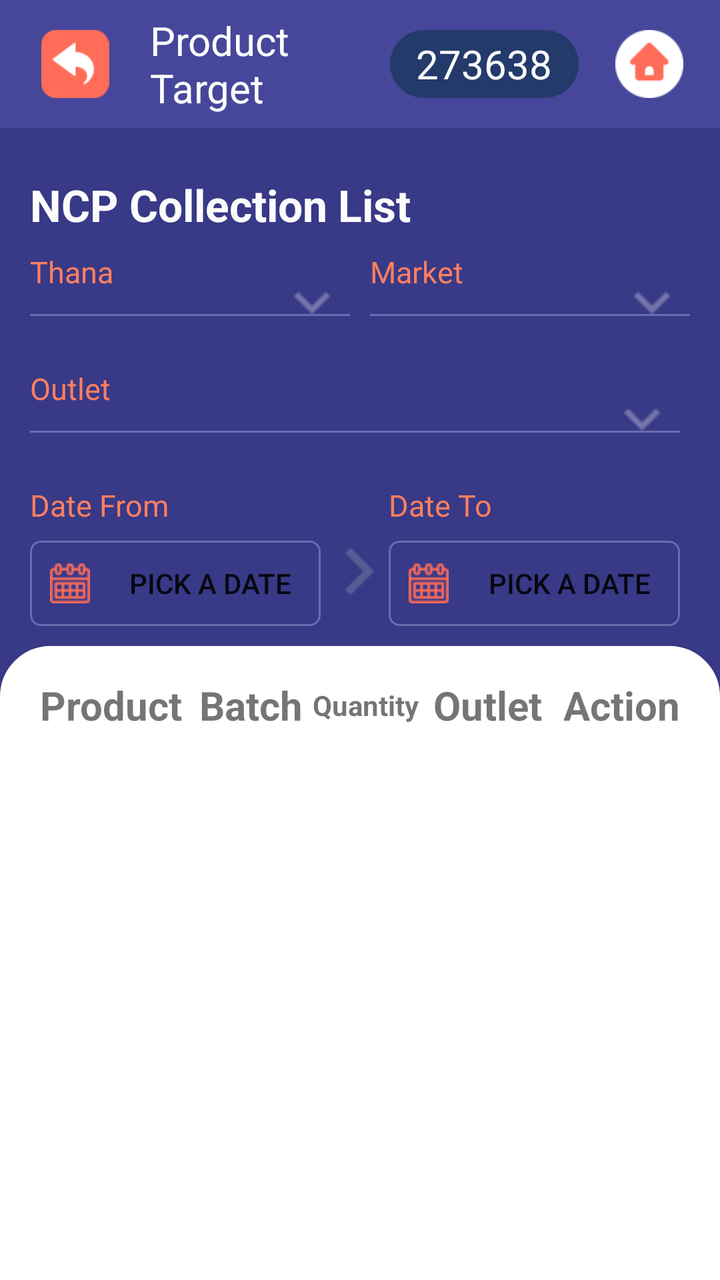
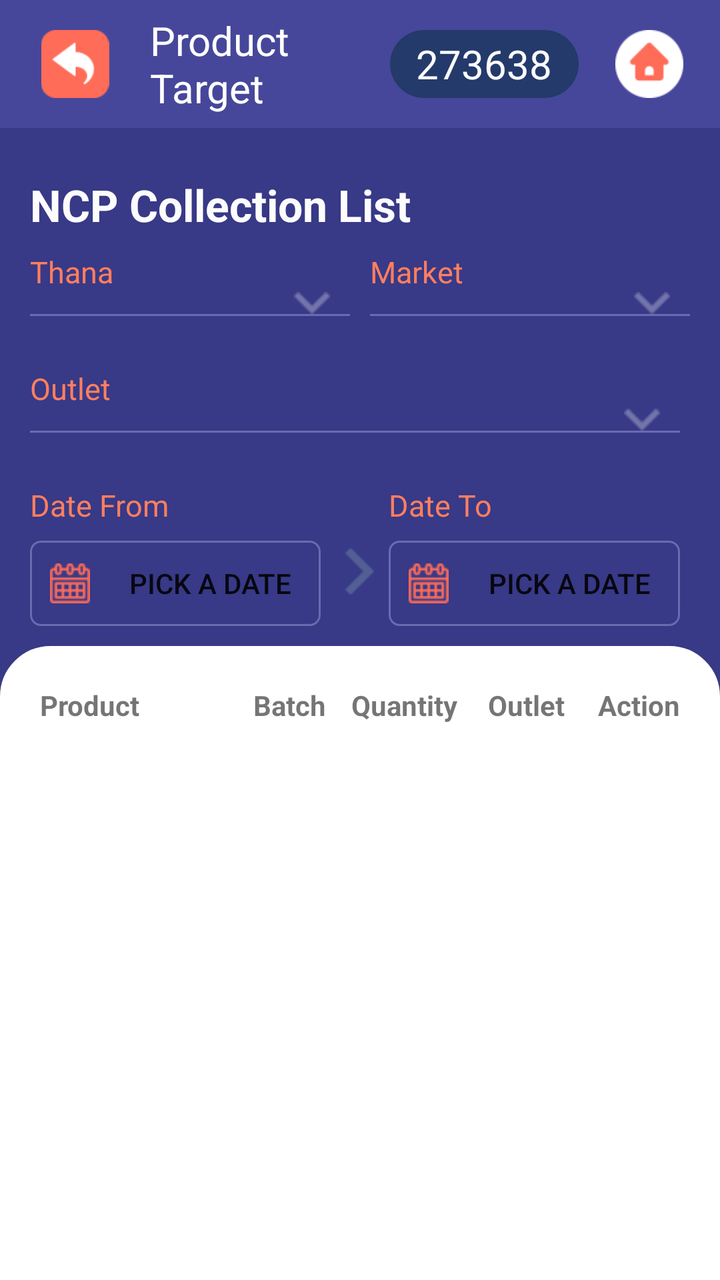

Two renders of the same Android screen: before a commit and after it. Below are the layout's source before the change and the commit's diff.
<!-- AndroidManifest.xml: application theme AppTheme -->
<!-- res/layout/activity_ncp_collection_list.xml -->
<?xml version="1.0" encoding="utf-8"?>
<LinearLayout xmlns:android="http://schemas.android.com/apk/res/android"
    xmlns:app="http://schemas.android.com/apk/res-auto"
    xmlns:tools="http://schemas.android.com/tools"
    android:layout_width="match_parent"
    android:layout_height="match_parent"
    android:weightSum="4"
    android:orientation="vertical"
    android:background="@color/new_outlet"
    tools:context=".NcpCollectionList">
    <LinearLayout
        android:layout_width="match_parent"
        android:layout_height="0dp"
        android:background="@color/secondary_color"
        android:weightSum="2"
        android:orientation="horizontal"
        android:layout_weight="0.4">
        <LinearLayout
            android:layout_width="0dp"
            android:layout_height="match_parent"
            android:weightSum="1"
            android:orientation="horizontal"
            android:gravity="left"
            android:layout_weight="1">
            <ImageView
                android:id="@+id/back"
                android:layout_width="0dp"
                android:layout_height="match_parent"
                android:layout_weight="0.3"
                android:src="@drawable/backicon"
                android:layout_margin="15dp"></ImageView>
            <TextView
                android:id="@+id/title_tv"
                android:layout_width="0dp"
                android:layout_height="match_parent"
                android:layout_weight="0.7"
                android:gravity="center|left"
                android:textColor="@color/white"
                android:autoSizeTextType="uniform"
                android:autoSizeMinTextSize="12sp"
                android:autoSizeMaxTextSize="20sp"
                android:autoSizeStepGranularity="2sp"
                android:text="Product Target">

            </TextView>

        </LinearLayout>
        <LinearLayout
            android:layout_width="0dp"
            android:layout_height="match_parent"
            android:weightSum="1"
            android:gravity="right"
            android:orientation="horizontal"
            android:layout_weight="1">
            <TextView
                android:id="@+id/user_txt_view"
                android:layout_width="0dp"
                android:layout_height="match_parent"
                android:layout_weight="0.7"
                android:layout_marginTop="15dp"
                android:layout_marginBottom="15dp"
                android:layout_marginLeft="15dp"
                android:background="@drawable/login_id_bg_shade"
                android:text="273638"
                android:autoSizeTextType="uniform"
                android:autoSizeMinTextSize="12sp"
                android:autoSizeMaxTextSize="20sp"
                android:autoSizeStepGranularity="2sp"
                android:textColor="@color/background_white"
                android:textAlignment="center"
                android:gravity="center"></TextView>
            <ImageView
                android:id="@+id/home"
                android:layout_width="0dp"
                android:layout_height="match_parent"
                android:layout_weight="0.3"
                android:src="@drawable/home"
                android:layout_margin="15dp">

            </ImageView>


        </LinearLayout>

    </LinearLayout>
    /*toolbar = 0.4 now main layout = 3.6*/

    //mail layout = 3.6
    <LinearLayout
        android:layout_width="match_parent"
        android:layout_height="0dp"
        android:layout_weight="3.6"
        android:weightSum="4"
        android:orientation="vertical">
        // text Title = 0.6
        <LinearLayout
            android:layout_width="match_parent"
            android:layout_height="0dp"
            android:layout_weight="1.7"
            android:layout_marginTop="15dp"
            android:layout_marginLeft="15dp"
            android:layout_marginRight="15dp"
            android:layout_marginBottom="10dp"
            android:orientation="vertical"
            android:weightSum="2"
            >
            <TextView
                android:layout_width="match_parent"
                android:layout_height="0dp"
                android:layout_weight="0.4"
                android:text="NCP Collection List"
                android:textStyle="bold"
                android:textColor="@color/background_white"
                android:textSize="22sp"
                android:gravity="left|center"
                >

            </TextView>
            <LinearLayout
                android:layout_width="match_parent"
                android:layout_height="0dp"
                android:layout_weight="0.5"
                android:orientation="horizontal"
                android:weightSum="2">
                <LinearLayout
                    android:layout_width="0dp"
                    android:layout_height="match_parent"
                    android:layout_weight="1"
                    android:orientation="vertical"
                    android:layout_marginRight="5dp"
                    android:weightSum="2">
                    <TextView
                        android:layout_width="match_parent"
                        android:layout_height="wrap_content"
                        android:text="Thana"
                        android:textSize="15sp"
                        android:textColor="@color/text_color_hint">

                    </TextView>
                    <Spinner
                        android:id="@+id/thana_spinner"
                        android:layout_width="match_parent"
                        android:layout_height="wrap_content"
                        android:background="@drawable/spinner2"
                        >
                    </Spinner>
                    <TextView

                        android:layout_width="match_parent"
                        android:layout_height="1dp"
                        android:background="@color/spinner_line"
                        android:alpha="50"></TextView>

                </LinearLayout>
                <LinearLayout
                    android:layout_width="0dp"
                    android:layout_height="match_parent"
                    android:layout_weight="1"
                    android:orientation="vertical"
                    android:layout_marginLeft="5dp"
                    android:weightSum="2">
                    <TextView
                        android:layout_width="match_parent"
                        android:layout_height="wrap_content"
                        android:text="Market"
                        android:textSize="15sp"
                        android:textColor="@color/text_color_hint">

                    </TextView>
                    <Spinner
                        android:id="@+id/market_spinner"
                        android:layout_width="match_parent"
                        android:layout_height="wrap_content"
                        android:background="@drawable/spinner2"
                        >
                    </Spinner>
                    <TextView

                        android:layout_width="match_parent"
                        android:layout_height="1dp"
                        android:background="@color/spinner_line"
                        android:alpha="50"></TextView>

                </LinearLayout>





            </LinearLayout>
            <LinearLayout
                android:layout_width="match_parent"
                android:layout_height="0dp"
                android:layout_weight="0.5"
                android:orientation="vertical"
                android:weightSum="1">
                <LinearLayout
                    android:layout_width="match_parent"
                    android:layout_height="0dp"
                    android:layout_weight="1"
                    android:orientation="vertical"
                    android:layout_marginRight="5dp"
                    android:weightSum="2">
                    <TextView
                        android:layout_width="match_parent"
                        android:layout_height="wrap_content"
                        android:text="Outlet"
                        android:textSize="15sp"
                        android:textColor="@color/text_color_hint">

                    </TextView>
                    <Spinner
                        android:id="@+id/outlet_spinner"
                        android:layout_width="match_parent"
                        android:layout_height="wrap_content"
                        android:background="@drawable/spinner2"
                        >
                    </Spinner>
                    <TextView

                        android:layout_width="match_parent"
                        android:layout_height="1dp"
                        android:background="@color/spinner_line"
                        android:alpha="50"></TextView>

                </LinearLayout>






            </LinearLayout>
            <LinearLayout
                android:layout_width="match_parent"
                android:layout_height="0dp"
                android:layout_weight="0.6"
                android:orientation="horizontal"
                android:weightSum="2.2">
                <LinearLayout
                    android:layout_width="0dp"
                    android:layout_height="match_parent"
                    android:layout_weight="1"
                    android:orientation="vertical"
                    android:layout_marginRight="5dp"
                    android:weightSum="2">
                    <TextView
                        android:layout_width="match_parent"
                        android:layout_height="0dp"
                        android:layout_weight="0.8"
                        android:text="Date From"
                        android:textSize="15sp"
                        android:textColor="@color/text_color_hint">

                    </TextView>
                    <Button
                        android:id="@+id/start_date"
                        android:layout_width="match_parent"
                        android:layout_height="0dp"
                        android:layout_weight="1.2"
                        android:drawableLeft="@drawable/calx"
                        android:drawablePadding="5dp"
                        android:paddingLeft="10dp"
                        android:text="Pick a date"
                        android:background="@drawable/rounded_transparent_bg">

                    </Button>

                </LinearLayout>
                <ImageView
                    android:layout_width="0dp"
                    android:layout_height="match_parent"
                    android:src="@drawable/arrow_right"
                    android:layout_marginTop="16dp"
                    android:scaleY="0.5"
                    android:scaleX="0.5"
                    android:layout_weight="0.2">

                </ImageView>
                <LinearLayout
                    android:layout_width="0dp"
                    android:layout_height="match_parent"
                    android:layout_weight="1"
                    android:orientation="vertical"
                    android:layout_marginRight="5dp"
                    android:weightSum="2">
                    <TextView
                        android:layout_width="match_parent"
                        android:layout_height="0dp"
                        android:layout_weight="0.8"
                        android:text="Date To"
                        android:textSize="15sp"
                        android:textColor="@color/text_color_hint">

                    </TextView>
                    <Button
                        android:id="@+id/end_date"
                        android:layout_width="match_parent"
                        android:layout_height="0dp"
                        android:layout_weight="1.2"
                        android:drawableLeft="@drawable/calx"
                        android:drawablePadding="5dp"
                        android:paddingLeft="10dp"
                        android:text="Pick a date"
                        android:background="@drawable/rounded_transparent_bg">

                    </Button>

                </LinearLayout>





            </LinearLayout>


        </LinearLayout>



        //white form cardview =2.3
        <LinearLayout
            android:layout_width="match_parent"
            android:layout_height="0dp"
            android:layout_weight="2.3"
            android:background="@drawable/top_corner_bg"


            >
            <LinearLayout
                android:layout_width="match_parent"
                android:layout_height="match_parent"
                android:weightSum="5"
                android:orientation="vertical"
                android:layout_marginTop="15dp"
                android:layout_marginRight="20dp"
                android:layout_marginLeft="20dp">
                <LinearLayout
                    android:layout_width="match_parent"
                    android:layout_height="0dp"
                    android:layout_weight="0.5"
                    android:weightSum="5"
                    android:orientation="horizontal">
                    <TextView
                        android:layout_width="0dp"
                        android:layout_height="match_parent"
                        android:layout_weight="1.2"
                        android:gravity="left|center"
                        android:textAlignment="gravity"
                        android:textStyle="bold"
                        android:autoSizeTextType="uniform"
                        android:autoSizeMinTextSize="12sp"
                        android:autoSizeMaxTextSize="20sp"
                        android:autoSizeStepGranularity="2sp"
                        android:text="Product"

                        >

                    </TextView>
                    <TextView
                        android:layout_width="0dp"
                        android:layout_height="match_parent"
                        android:layout_weight="0.9"
                        android:textAlignment="center"
                        android:gravity="center"
                        android:textStyle="bold"
                        android:autoSizeTextType="uniform"
                        android:autoSizeMinTextSize="12sp"
                        android:autoSizeMaxTextSize="20sp"
                        android:autoSizeStepGranularity="2sp"
                        android:text="Batch">

                    </TextView>
                    <TextView
                        android:layout_width="0dp"
                        android:layout_height="match_parent"
                        android:layout_weight="0.9"
                        android:textAlignment="center"
                        android:gravity="center"
                        android:textStyle="bold"
                        android:autoSizeTextType="uniform"
                        android:autoSizeMinTextSize="12sp"
                        android:autoSizeMaxTextSize="20sp"
                        android:autoSizeStepGranularity="2sp"
                        android:text="Quantity">

                    </TextView>
                    <TextView
                        android:layout_width="0dp"
                        android:layout_height="match_parent"
                        android:layout_weight="1"
                        android:gravity="center"
                        android:textAlignment="gravity"
                        android:textStyle="bold"
                        android:autoSizeTextType="uniform"
                        android:autoSizeMinTextSize="12sp"
                        android:autoSizeMaxTextSize="20sp"
                        android:autoSizeStepGranularity="2sp"
                        android:text="Outlet">

                    </TextView>
                    <TextView
                        android:layout_width="0dp"
                        android:layout_height="match_parent"
                        android:layout_weight="1"
                        android:gravity="center|right"
                        android:textAlignment="gravity"
                        android:textStyle="bold"
                        android:autoSizeTextType="uniform"
                        android:autoSizeMinTextSize="12sp"
                        android:autoSizeMaxTextSize="20sp"
                        android:autoSizeStepGranularity="2sp"
                        android:text="Action">

                    </TextView>

                </LinearLayout>
                <ListView
                    android:id="@+id/ncp_collection_rec"
                    android:layout_width="match_parent"
                    android:layout_height="0dp"
                    android:layout_weight="4.5"
                    android:layout_marginTop="10dp"
                    >

                </ListView>


            </LinearLayout>




        </LinearLayout>


    </LinearLayout>




</LinearLayout>
<!-- resources referenced by this layout -->
<resources>
  <color name="background_white">#FCFCFC</color>
  <color name="new_outlet">#383987</color>
  <color name="secondary_color">#46479A</color>
  <color name="spinner_line">#6a6baf</color>
  <color name="text_color_hint">#FF7F5F</color>
  <color name="white">#FFFFFF</color>
  <!-- drawable arrow_right: png bitmap (drawable, 357 bytes) -->
  <!-- drawable backicon: png bitmap (drawable, 1263 bytes) -->
  <!-- drawable calx (drawable) -->
  <?xml version="1.0" encoding="utf-8"?>
  <layer-list xmlns:android="http://schemas.android.com/apk/res/android" >
  
      <item
          android:drawable="@drawable/cal"
          android:width="20dp"
          android:height="20dp"
          />
  
  </layer-list >
  <!-- drawable home: png bitmap (drawable, 1222 bytes) -->
  <!-- drawable login_id_bg_shade (drawable) -->
  <?xml version="1.0" encoding="utf-8"?>
  <shape xmlns:android="http://schemas.android.com/apk/res/android"
      android:shape="rectangle" >
  
      <corners
          android:bottomLeftRadius="30dp"
          android:bottomRightRadius="30dp"
          android:radius="60dp"
          android:topLeftRadius="30dp"
          android:topRightRadius="30dp" />
  
      <solid android:color="@color/in" />
  
      <padding
          android:bottom="0dp"
          android:left="0dp"
          android:right="0dp"
          android:top="0dp" />
  
      <size
          android:height="30dp"
          android:width="130dp" />
  
  </shape>
  <!-- drawable rounded_transparent_bg (drawable) -->
  <?xml version="1.0" encoding="utf-8"?>
  <shape xmlns:android="http://schemas.android.com/apk/res/android"
      android:shape="rectangle"
      >
      <solid
          android:color="@android:color/transparent"></solid>
      <stroke
          android:color="@color/spinner_line"
          android:width="1dp"></stroke>
      <corners
          android:radius="5dp">
      </corners>
  
  </shape>
  <!-- drawable spinner2 (drawable) -->
  <?xml version="1.0" encoding="utf-8"?>
  <selector xmlns:android="http://schemas.android.com/apk/res/android">
  
      <item android:width="0dp" android:height="0dp">
  
          <layer-list>
  
              <item>
                  <shape android:shape="rectangle">
                      <corners android:radius="4dp" />
  
  
                      <solid android:color="@android:color/transparent" />
  
                      
                  </shape>
              </item>
  
              <item android:right="10dp">
  
                  <bitmap android:width="10dp" android:height="10dp" android:gravity="center_vertical|right" android:src="@drawable/arrowspin" android:tint="@color/white" />
  
              </item>
  
  
          </layer-list>
  
      </item>
  
  </selector>
  <!-- drawable top_corner_bg (drawable) -->
  <?xml version="1.0" encoding="utf-8"?>
  <shape xmlns:android="http://schemas.android.com/apk/res/android"
      android:shape="rectangle">
      <corners
          android:bottomLeftRadius="0dp"
          android:bottomRightRadius="0dp"
          android:topLeftRadius="25dp"
          android:topRightRadius="25dp" />
      <padding
          android:bottom="0dp"
          android:left="0dp"
          android:right="0dp"
          android:top="0dp" />
      <stroke
          android:width="0.5dp"
          android:color="#ffff" />
      <solid android:color="#ffffff" />
  </shape>
  <style name="AppTheme" parent="Theme.AppCompat.Light.NoActionBar">
          
          <item name="colorPrimary">@color/colorPrimary</item>
          <item name="colorPrimaryDark">@color/colorPrimaryDark</item>
          <item name="colorAccent">@color/colorAccent</item>
      </style>
  <!-- drawable cal: png bitmap (drawable, 708 bytes) -->
  <color name="in">#243A6B</color>
  <!-- drawable arrowspin: png bitmap (drawable, 242 bytes) -->
  <color name="colorPrimary">#383A87</color>
  <color name="colorPrimaryDark">#383A87</color>
  <color name="colorAccent">#D81B60</color>
</resources>

<!-- the commit's change to res/layout/activity_ncp_collection_list.xml (unified diff, before → after) -->
@@ -345,14 +345,10 @@
                     <TextView
                         android:layout_width="0dp"
                         android:layout_height="match_parent"
-                        android:layout_weight="1.2"
+                        android:layout_weight="1.5"
                         android:gravity="left|center"
                         android:textAlignment="gravity"
                         android:textStyle="bold"
-                        android:autoSizeTextType="uniform"
-                        android:autoSizeMinTextSize="12sp"
-                        android:autoSizeMaxTextSize="20sp"
-                        android:autoSizeStepGranularity="2sp"
                         android:text="Product"
 
                         >
@@ -365,10 +361,6 @@
                         android:textAlignment="center"
                         android:gravity="center"
                         android:textStyle="bold"
-                        android:autoSizeTextType="uniform"
-                        android:autoSizeMinTextSize="12sp"
-                        android:autoSizeMaxTextSize="20sp"
-                        android:autoSizeStepGranularity="2sp"
                         android:text="Batch">
 
                     </TextView>
@@ -379,10 +371,6 @@
                         android:textAlignment="center"
                         android:gravity="center"
                         android:textStyle="bold"
-                        android:autoSizeTextType="uniform"
-                        android:autoSizeMinTextSize="12sp"
-                        android:autoSizeMaxTextSize="20sp"
-                        android:autoSizeStepGranularity="2sp"
                         android:text="Quantity">
 
                     </TextView>
@@ -393,24 +381,16 @@
                         android:gravity="center"
                         android:textAlignment="gravity"
                         android:textStyle="bold"
-                        android:autoSizeTextType="uniform"
-                        android:autoSizeMinTextSize="12sp"
-                        android:autoSizeMaxTextSize="20sp"
-                        android:autoSizeStepGranularity="2sp"
                         android:text="Outlet">
 
                     </TextView>
                     <TextView
                         android:layout_width="0dp"
                         android:layout_height="match_parent"
-                        android:layout_weight="1"
+                        android:layout_weight="0.7"
                         android:gravity="center|right"
                         android:textAlignment="gravity"
                         android:textStyle="bold"
-                        android:autoSizeTextType="uniform"
-                        android:autoSizeMinTextSize="12sp"
-                        android:autoSizeMaxTextSize="20sp"
-                        android:autoSizeStepGranularity="2sp"
                         android:text="Action">
 
                     </TextView>
